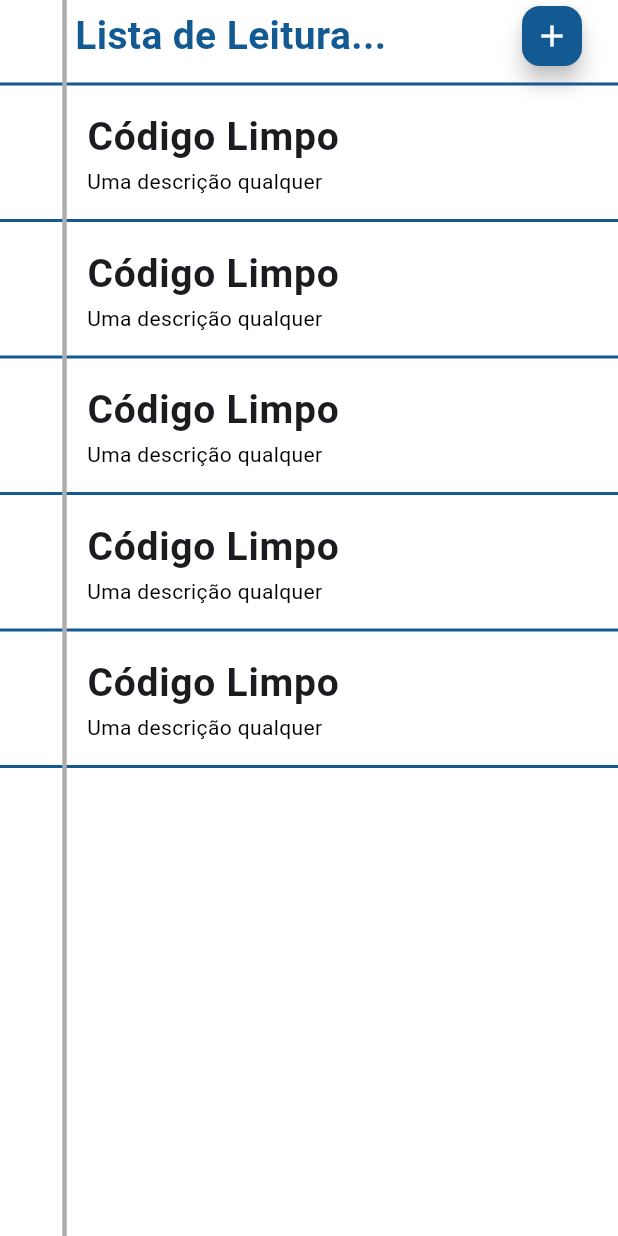
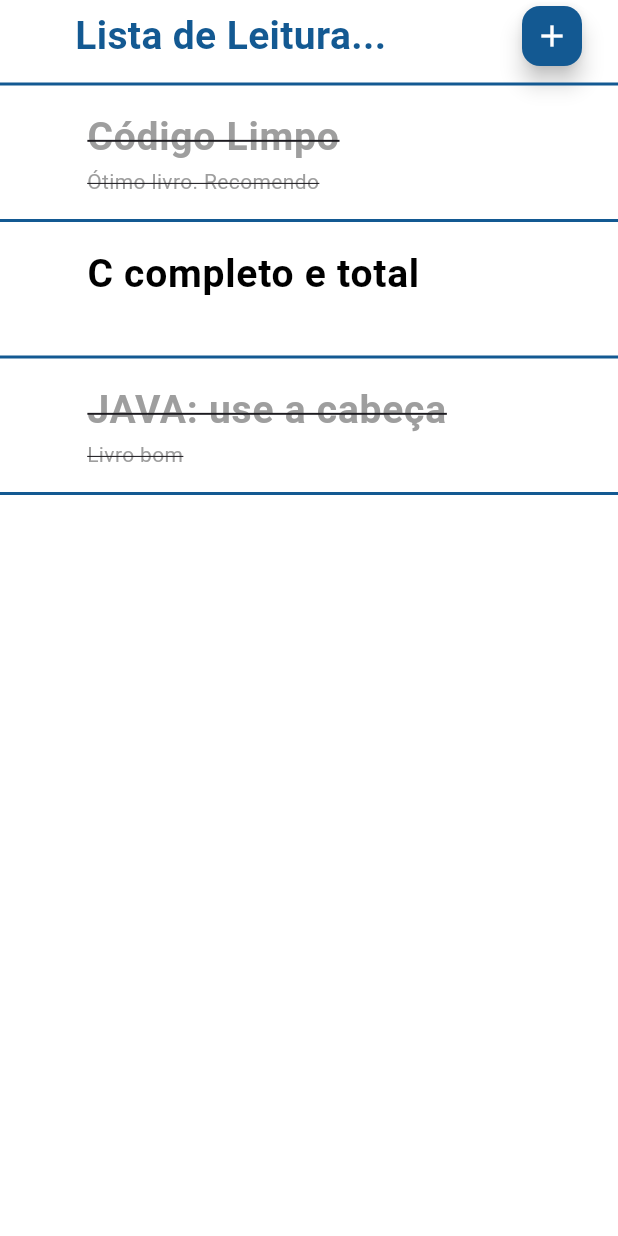
Before and after one commit to gustavorsaul/lista_leitura_flutter, a Flutter app: the screen it shows after launch, on a phone screen of 412 x 824 dp. Run offline on Flutter 3.47's test engine with Material 3 defaults, Android fonts, the phone set to English and light mode, and no system bars; our stand-ins replace google_fonts.

Commit message:
organizacao de pastas e estilizacao da tela principal

```diff
--- /dev/null
+++ b/lista_leitura/lib/models/livro_model.dart
@@ -0,0 +1,20 @@
+class LivroModel {
+
+  LivroModel({
+    required this.titulo,
+    this.descricao = " ",
+    this.lido = false,
+  });
+
+  String titulo;
+  String descricao;
+  bool lido;
+
+
+}
+
+final listaLivrosMock = [
+  LivroModel(titulo: "Código Limpo", descricao: "Ótimo livro. Recomendo", lido: true),
+  LivroModel(titulo: "C completo e total", lido: false),
+  LivroModel(titulo: "JAVA: use a cabeça", descricao: "Livro bom", lido: true),
+];
--- a/lista_leitura/lib/pages/lista_livros_page.dart
+++ b/lista_leitura/lib/pages/lista_livros_page.dart
@@ -1,5 +1,7 @@
 import 'package:flutter/material.dart';
+import 'package:lista_leitura/models/livro_model.dart';
 import 'package:lista_leitura/widgets/linha_horizontal.dart';
+import 'package:lista_leitura/widgets/lista_livros.dart';
 
 class ListaLivrosPage extends StatefulWidget {
   const ListaLivrosPage({super.key});
@@ -14,6 +16,7 @@ class ListaLivrosPageState extends State<ListaLivrosPage> {
     return Scaffold(
       backgroundColor: Colors.white,
       body: SafeArea(
+        child: SingleChildScrollView(
           child: Stack(
             children: [
               Column(
@@ -34,55 +37,33 @@ class ListaLivrosPageState extends State<ListaLivrosPage> {
                         FloatingActionButton(
                           onPressed: () {},
                           mini: true,
-                        backgroundColor: const Color.fromARGB(255, 19, 89, 146),
-                        child: Icon(Icons.add, color: Colors.white,),
+                          backgroundColor: const Color.fromARGB(
+                            255,
+                            19,
+                            89,
+                            146,
+                          ),
+                          child: Icon(Icons.add, color: Colors.white),
                         ),
                       ],
                     ),
                   ),
                   LinhaHorizontal(),
-                ListView.separated(
-                  shrinkWrap: true,
-                  itemBuilder: (context, i) {
-                    return ListTile(
-                      title: Padding(
-                        padding: const EdgeInsets.only(left: 58),
-                        child: Text(
-                          "Código Limpo",
-                          style: TextStyle(
-                            fontSize: 26,
-                            fontWeight: FontWeight.bold,
-                          ),
-                        ),
-                      ),
-                      subtitle: Padding(
-                        padding: const EdgeInsets.only(left: 58),
-                        child: Text(
-                          "Uma descrição qualquer",
-                          overflow: TextOverflow.ellipsis,
-                          style: TextStyle(color: Colors.black),
-                        ),
-                      ),
-                      visualDensity: VisualDensity.compact,
-                      contentPadding: EdgeInsets.all(0),
-                    );
-                  },
-                  separatorBuilder: (context, i) => LinhaHorizontal(),
-                  itemCount: 5,
-                ),
+                  ListaLivros(listaLivros: listaLivrosMock),
                   LinhaHorizontal(),
                 ],
               ),
               Padding(
-              padding: const EdgeInsets.only(left: 35),
+                padding: const EdgeInsets.only(left: 38),
                 child: VerticalDivider(
-                color: const Color.fromARGB(255, 175, 174, 174),
+                  color: Color.fromARGB(255, 175, 174, 174),
                   thickness: 3,
                 ),
               ),
             ],
           ),
         ),
+      ),
     );
   }
 }
--- a/lista_leitura/lib/widgets/linha_horizontal.dart
+++ b/lista_leitura/lib/widgets/linha_horizontal.dart
@@ -1,6 +1,8 @@
 import 'package:flutter/material.dart';
 
 class LinhaHorizontal extends StatelessWidget {
+  const LinhaHorizontal({super.key});
+
   @override
   Widget build(BuildContext context) {
     return Divider(
--- /dev/null
+++ b/lista_leitura/lib/widgets/lista_livros.dart
@@ -0,0 +1,50 @@
+import 'package:flutter/material.dart';
+import 'package:lista_leitura/models/livro_model.dart';
+import 'package:lista_leitura/widgets/linha_horizontal.dart';
+
+class ListaLivros extends StatelessWidget {
+  ListaLivros({required this.listaLivros});
+
+  final List<LivroModel> listaLivros;
+
+  @override
+  Widget build(BuildContext context) {
+    return ListView.separated(
+      physics: NeverScrollableScrollPhysics(),
+      shrinkWrap: true,
+      itemBuilder: (context, i) {
+        final livro = listaLivros[i];
+        return ListTile(
+          title: Padding(
+            padding: const EdgeInsets.only(left: 58),
+            child: Text(
+              livro.titulo,
+              style: TextStyle(
+                color: livro.lido ? Colors.grey : Colors.black,
+                fontSize: 26,
+                fontWeight: FontWeight.bold,
+                decoration: livro.lido ? TextDecoration.lineThrough : null,
+              ),
+            ),
+          ),
+          subtitle: Padding(
+            padding: const EdgeInsets.only(left: 58),
+            child: Text(
+              livro.descricao,
+              overflow: TextOverflow.ellipsis,
+              maxLines: 1,
+              style: TextStyle(
+                color: livro.lido ? Colors.grey : Colors.black,
+                decoration: livro.lido ? TextDecoration.lineThrough : null,
+              ),
+            ),
+          ),
+          visualDensity: VisualDensity.compact,
+          contentPadding: EdgeInsets.all(0),
+        );
+      },
+      separatorBuilder: (context, i) => LinhaHorizontal(),
+      itemCount: listaLivros.length,
+    );
+  }
+}
```
Also changed, not shown: 1 other file. Lines whose indentation alone changed are shown as unchanged.
